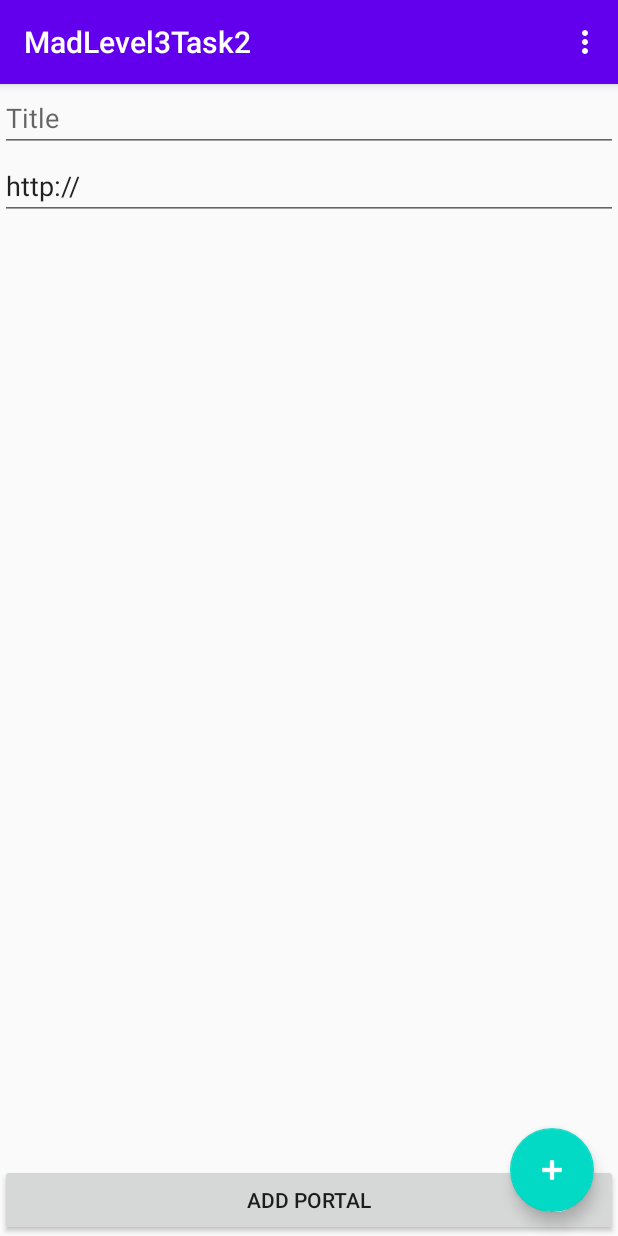
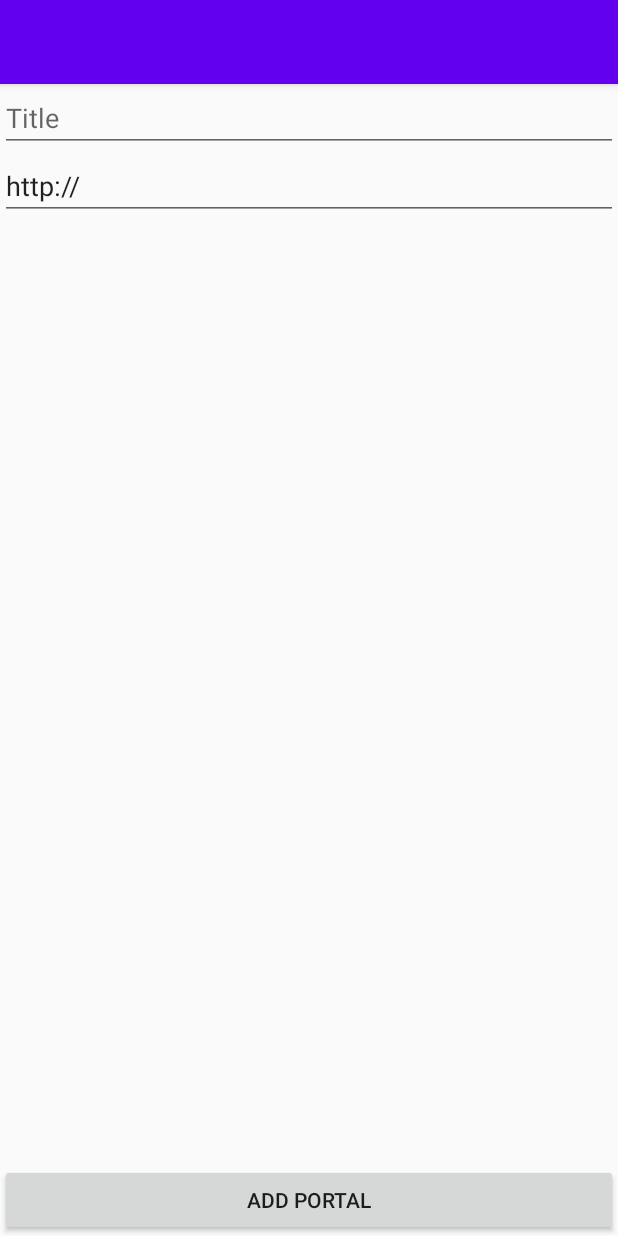
Before and after one commit to Davidsoff/MadLevel3Task2, an Android app: the AddPortalFragment screen opened through its navigation route, on a phone screen of 412 x 824 dp. Run offline under Robolectric (Android 15) with nearby library versions, the phone set to English and light mode, and no system bars.

Commit message:
finish app

```diff
--- a/app/build.gradle
+++ b/app/build.gradle
@@ -1,6 +1,8 @@
 apply plugin: 'com.android.application'
 apply plugin: 'kotlin-android'
 apply plugin: 'kotlin-android-extensions'
+
+def fragment_version = "1.3.0-alpha06"
 
 android {
     compileSdkVersion 29
@@ -22,6 +24,7 @@ android {
             proguardFiles getDefaultProguardFile('proguard-android-optimize.txt'), 'proguard-rules.pro'
         }
     }
+
     compileOptions {
         sourceCompatibility JavaVersion.VERSION_1_8
         targetCompatibility JavaVersion.VERSION_1_8
@@ -32,6 +35,7 @@ android {
 }
 
 dependencies {
+    implementation "androidx.fragment:fragment-ktx:$fragment_version"
     implementation fileTree(dir: "libs", include: ["*.jar"])
     implementation "org.jetbrains.kotlin:kotlin-stdlib:$kotlin_version"
     implementation 'androidx.core:core-ktx:1.3.1'
--- a/app/src/main/java/nl/soffware/madlevel3task2/MainActivity.kt
+++ b/app/src/main/java/nl/soffware/madlevel3task2/MainActivity.kt
@@ -6,33 +6,34 @@ import com.google.android.material.snackbar.Snackbar
 import androidx.appcompat.app.AppCompatActivity
 import android.view.Menu
 import android.view.MenuItem
+import androidx.navigation.NavController
+import androidx.navigation.findNavController
+import kotlinx.android.synthetic.main.activity_main.*
 
 class MainActivity : AppCompatActivity() {
+    private lateinit var navController: NavController
 
     override fun onCreate(savedInstanceState: Bundle?) {
         super.onCreate(savedInstanceState)
         setContentView(R.layout.activity_main)
-        setSupportActionBar(findViewById(R.id.toolbar))
 
-        findViewById<FloatingActionButton>(R.id.fab).setOnClickListener { view ->
-            Snackbar.make(view, "Replace with your own action", Snackbar.LENGTH_LONG)
-                    .setAction("Action", null).show()
+        navController = findNavController(R.id.nav_host_fragment)
+
+        fab.setOnClickListener {
+            navController.navigate(
+                R.id.action_PortaList_to_AddPortal
+            )
         }
+        fabToggler()
     }
 
-    override fun onCreateOptionsMenu(menu: Menu): Boolean {
-        // Inflate the menu; this adds items to the action bar if it is present.
-        menuInflater.inflate(R.menu.menu_main, menu)
-        return true
-    }
-
-    override fun onOptionsItemSelected(item: MenuItem): Boolean {
-        // Handle action bar item clicks here. The action bar will
-        // automatically handle clicks on the Home/Up button, so long
-        // as you specify a parent activity in AndroidManifest.xml.
-        return when (item.itemId) {
-            R.id.action_settings -> true
-            else -> super.onOptionsItemSelected(item)
+    private fun fabToggler() {
+        navController.addOnDestinationChangedListener { _,       destination, _ ->
+            if (destination.id in arrayOf(R.id.AddPortal)) {
+                fab.hide()
+            } else {
+                fab.show()
+            }
         }
     }
 }
--- a/app/src/main/java/nl/soffware/madlevel3task2/PortalAdapter.kt
+++ b/app/src/main/java/nl/soffware/madlevel3task2/PortalAdapter.kt
@@ -6,9 +6,13 @@ import android.view.ViewGroup
 import androidx.recyclerview.widget.RecyclerView
 import kotlinx.android.synthetic.main._portal.view.*
 
-class PortalAdapter(private val portals: List<Portal>) : RecyclerView.Adapter<PortalAdapter.ViewHolder>(){
+
+class PortalAdapter(
+    private val portals: List<Portal>,
+    private val listener: (Portal) -> Unit
+) : RecyclerView.Adapter<PortalAdapter.ViewHolder>(){
     class ViewHolder(itemView: View): RecyclerView.ViewHolder(itemView) {
-        fun databind(portal:Portal){
+        fun databind(portal: Portal){
             itemView.tvTitle.text = portal.title
             itemView.tvUrl.text = portal.url
         }
@@ -21,7 +25,9 @@ class PortalAdapter(private val portals: List<Portal>) : RecyclerView.Adapter<Po
     }
 
     override fun onBindViewHolder(holder: ViewHolder, position: Int) {
-        holder.databind(portals[position])
+        val portal = portals[position]
+        holder.databind(portal)
+        holder.itemView.setOnClickListener { listener(portal) }
     }
 
     override fun getItemCount(): Int {
--- a/app/src/main/java/nl/soffware/madlevel3task2/PortalsFragment.kt
+++ b/app/src/main/java/nl/soffware/madlevel3task2/PortalsFragment.kt
@@ -1,23 +1,29 @@
 package nl.soffware.madlevel3task2
 
+import android.content.Intent
+import android.net.Uri
 import android.os.Bundle
-import androidx.fragment.app.Fragment
 import android.view.LayoutInflater
 import android.view.View
 import android.view.ViewGroup
-import android.widget.Button
-import androidx.navigation.fragment.findNavController
+import androidx.core.content.ContextCompat
+import androidx.fragment.app.Fragment
+import androidx.fragment.app.setFragmentResultListener
+import androidx.recyclerview.widget.DividerItemDecoration
+import androidx.recyclerview.widget.GridLayoutManager
+import kotlinx.android.synthetic.main.fragment_portals.*
+
 
 /**
  * A simple [Fragment] subclass as the default destination in the navigation.
  */
 class PortalsFragment : Fragment() {
     private val portals = arrayListOf<Portal>()
-    private val portalAdapter = PortalAdapter(portals)
+    private val portalAdapter = PortalAdapter(portals, this::clickListener)
 
     override fun onCreateView(
-            inflater: LayoutInflater, container: ViewGroup?,
-            savedInstanceState: Bundle?
+        inflater: LayoutInflater, container: ViewGroup?,
+        savedInstanceState: Bundle?
     ): View? {
         // Inflate the layout for this fragment
         return inflater.inflate(R.layout.fragment_portals, container, false)
@@ -26,14 +32,27 @@ class PortalsFragment : Fragment() {
     override fun onViewCreated(view: View, savedInstanceState: Bundle?) {
         super.onViewCreated(view, savedInstanceState)
         initViews()
-        addObservers()
+        observeAddPortalResult()
     }
 
     private fun initViews() {
-        TODO("Not yet implemented")
+        rvPortals.layoutManager = GridLayoutManager(context, 2, GridLayoutManager.VERTICAL, false)
+        rvPortals.adapter = portalAdapter
     }
 
-    private fun addObservers() {
-        TODO("Not yet implemented")
+    private fun clickListener(portal: Portal) {
+        val browserIntent = Intent(Intent.ACTION_VIEW, Uri.parse(portal.url))
+        ContextCompat.startActivity(requireContext(), browserIntent, null)
     }
+
+    private fun observeAddPortalResult() {
+        setFragmentResultListener(REQ_PORTAL_ADD) { _, bundle ->
+            val title = bundle.getString(ARG_PORTAL_TITLE)
+            val url = bundle.getString(ARG_PORTAL_URL)
+            portals.add(Portal(title!!, url!!))
+            portalAdapter.notifyDataSetChanged()
+        }
+
+    }
+
 }
--- a/app/src/main/res/layout/_portal.xml
+++ b/app/src/main/res/layout/_portal.xml
@@ -1,7 +1,8 @@
 <?xml version="1.0" encoding="utf-8"?>
 <androidx.cardview.widget.CardView xmlns:android="http://schemas.android.com/apk/res/android"
-    android:layout_width="wrap_content"
-    android:layout_height="wrap_content">
+    android:layout_width="match_parent"
+    android:layout_height="wrap_content"
+    android:layout_margin="2dp">
 
     <LinearLayout
         android:layout_width="match_parent"
--- a/app/src/main/res/layout/fragment_portal_add.xml
+++ b/app/src/main/res/layout/fragment_portal_add.xml
@@ -33,7 +33,7 @@
         android:layout_width="0dp"
         android:layout_height="wrap_content"
         android:ems="10"
-        android:inputType="textUri|textPersonName"
+        android:inputType="textUri"
         android:text="@string/url_text"
         app:layout_constraintEnd_toEndOf="parent"
         app:layout_constraintStart_toStartOf="parent"
--- a/app/src/main/res/menu/menu_main.xml
+++ /dev/null
@@ -1,10 +0,0 @@
-<menu xmlns:android="http://schemas.android.com/apk/res/android"
-    xmlns:app="http://schemas.android.com/apk/res-auto"
-    xmlns:tools="http://schemas.android.com/tools"
-    tools:context="nl.soffware.madlevel3task2.MainActivity">
-    <item
-        android:id="@+id/action_settings"
-        android:orderInCategory="100"
-        android:title="@string/action_settings"
-        app:showAsAction="never" />
-</menu>
```
Also changed, not shown: app/src/main/java/nl/soffware/madlevel3task2/AddPortalFragment.kt (+18 -12 lines).
